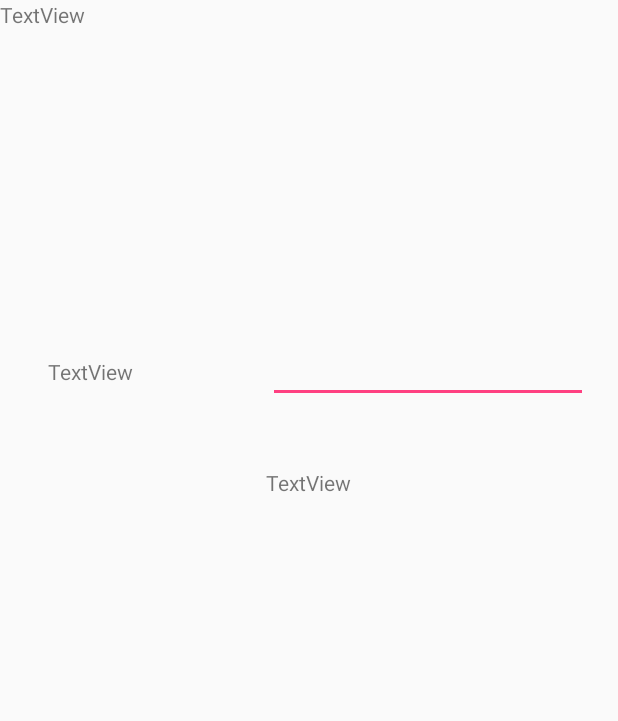
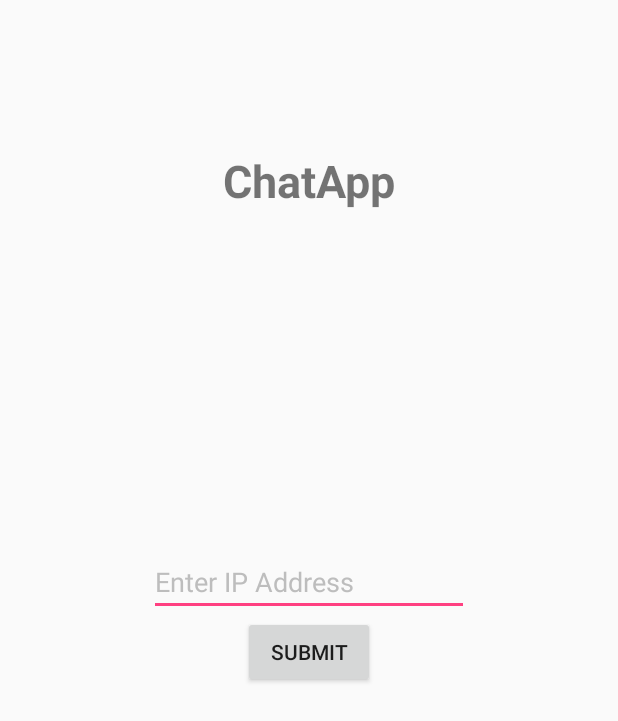
Before and after one commit to kidsuke/ChatAppAndroid, an Android app: the layout activity_connect.xml on its own in the app's theme, with its tools: preview values and no code run, on a phone screen of 412 x 824 dp. Shown: the top 721 px of the screen. Run offline under Robolectric (Android 15) with nearby library versions, the light colour scheme and no system bars.

Commit message:
Chat App v2 with Connect Activity and improved layout

```diff
--- a/app/src/main/java/com/example/admin/chatapp/View/ChatMessage.java
+++ b/app/src/main/java/com/example/admin/chatapp/Model/ChatMessage.java
@@ -1,4 +1,4 @@
-package com.example.admin.chatapp.View;
+package com.example.admin.chatapp.Model;
 
 /**
  * Created by ADMIN on 06-Oct-16.
--- a/app/src/main/res/layout/activity_connect.xml
+++ b/app/src/main/res/layout/activity_connect.xml
@@ -3,46 +3,50 @@
     android:orientation="vertical" android:layout_width="match_parent"
     android:layout_height="match_parent">
 
-    <EditText
+    <TextView
+        android:id="@+id/app_name"
+        android:text="@string/app_name"
+        android:textSize="30dp"
+        android:textStyle="bold"
         android:layout_width="wrap_content"
         android:layout_height="wrap_content"
-        android:inputType="numberDecimal"
-        android:ems="10"
-        android:layout_marginRight="20dp"
-        android:layout_marginEnd="20dp"
-        android:layout_marginTop="204dp"
-        android:id="@+id/editText"
-        android:layout_below="@+id/textView"
-        android:layout_alignParentRight="true"
-        android:layout_alignParentEnd="true" />
+        android:layout_centerHorizontal="true"
+        android:layout_alignParentTop="true"
+        android:layout_marginTop="100dp" />
 
     <TextView
-        android:text="TextView"
+        android:id="@+id/login_status"
+        android:text=""
         android:layout_width="wrap_content"
         android:layout_height="wrap_content"
-        android:layout_alignBottom="@+id/editText"
-        android:layout_alignParentLeft="true"
-        android:layout_alignParentStart="true"
-        android:layout_marginLeft="32dp"
-        android:layout_marginStart="32dp"
-        android:layout_marginBottom="11dp"
-        android:id="@+id/textView2" />
+        android:layout_below="@id/app_name"
+        android:layout_above="@+id/ip_address_form"
+        android:layout_centerHorizontal="true"
+        android:layout_marginTop="100dp" />
 
-    <TextView
-        android:text="TextView"
-        android:layout_width="wrap_content"
-        android:layout_height="wrap_content"
-        android:layout_below="@+id/editText"
-        android:layout_centerHorizontal="true"
-        android:layout_marginTop="43dp"
-        android:id="@+id/textView3" />
-
-    <TextView
-        android:text="TextView"
+    <LinearLayout
+        android:id="@+id/ip_address_form"
         android:layout_width="match_parent"
         android:layout_height="wrap_content"
-        android:id="@+id/textView"
-        android:layout_alignParentTop="true"
-        android:layout_alignParentLeft="true"
-        android:layout_alignParentStart="true" />
+        android:layout_centerInParent="true"
+        android:orientation="vertical">
+        <EditText
+            android:id="@+id/ip_address_input"
+            android:layout_width="wrap_content"
+            android:layout_height="wrap_content"
+            android:digits="0123456789."
+            android:inputType="numberDecimal"
+            android:hint="@string/hint_ip"
+            android:textColorHint="#BDBDBD"
+            android:ems="10"
+            android:layout_gravity="center" />
+
+        <Button
+            android:id="@+id/submit"
+            android:text="@string/submit_ip"
+            android:layout_width="wrap_content"
+            android:layout_height="wrap_content"
+            android:layout_gravity="center" />
+    </LinearLayout>
+
 </RelativeLayout>
--- a/app/src/main/res/values/colors.xml
+++ b/app/src/main/res/values/colors.xml
@@ -1,6 +1,7 @@
 <?xml version="1.0" encoding="utf-8"?>
 <resources>
-    <color name="colorPrimary">#3F51B5</color>
-    <color name="colorPrimaryDark">#303F9F</color>
+    <color name="colorPrimary">#00695C</color>
+    <color name="colorPrimaryDark">#004D40</color>
     <color name="colorAccent">#FF4081</color>
+    <color name="text_fromMe">#4DB6AC</color>
 </resources>
--- a/app/src/main/res/values/strings.xml
+++ b/app/src/main/res/values/strings.xml
@@ -1,4 +1,9 @@
 <resources>
     <string name="app_name">ChatApp</string>
-    <string name="hint">Type your messsage</string>
+    <string name="hint_chat">Type your messsage</string>
+    <string name="hint_ip">Enter IP Address</string>
+    <string name="ask_for_name">Enter Your Username</string>
+    <string name="submit_ip">Submit</string>
+    <string name="open_drawer">Open</string>
+    <string name="close_drawer">Close</string>
 </resources>
```
Also changed, not shown: app/src/main/java/com/example/admin/chatapp/Controller/ClientController.java (deleted, +0 -102 lines), app/src/main/java/com/example/admin/chatapp/Controller/HandleIncomingMessageTask.java (deleted, +0 -31 lines), app/src/main/java/com/example/admin/chatapp/Controller/MessageController.java (added, +178 -0 lines), app/src/main/java/com/example/admin/chatapp/View/ChatActivity.java (+36 -5 lines), app/src/main/java/com/example/admin/chatapp/View/ChatAdapter.java (+32 -2 lines), app/src/main/java/com/example/admin/chatapp/View/ChatGUI.java (+14 -8 lines), app/src/main/java/com/example/admin/chatapp/View/ConnectActivity.java (+64 -6 lines), app/src/main/res/layout/activity_chat.xml (+21 -3 lines), app/src/main/res/layout/chat_bubble.xml (+16 -3 lines), app/src/main/res/layout/chat_layout.xml (+6 -3 lines), app/src/main/res/layout/name_alert.xml (added, +25 -0 lines), app/src/main/res/layout/toolbar.xml (added, +14 -0 lines), app/src/main/res/drawable-hdpi/bubble_send.9.png.
